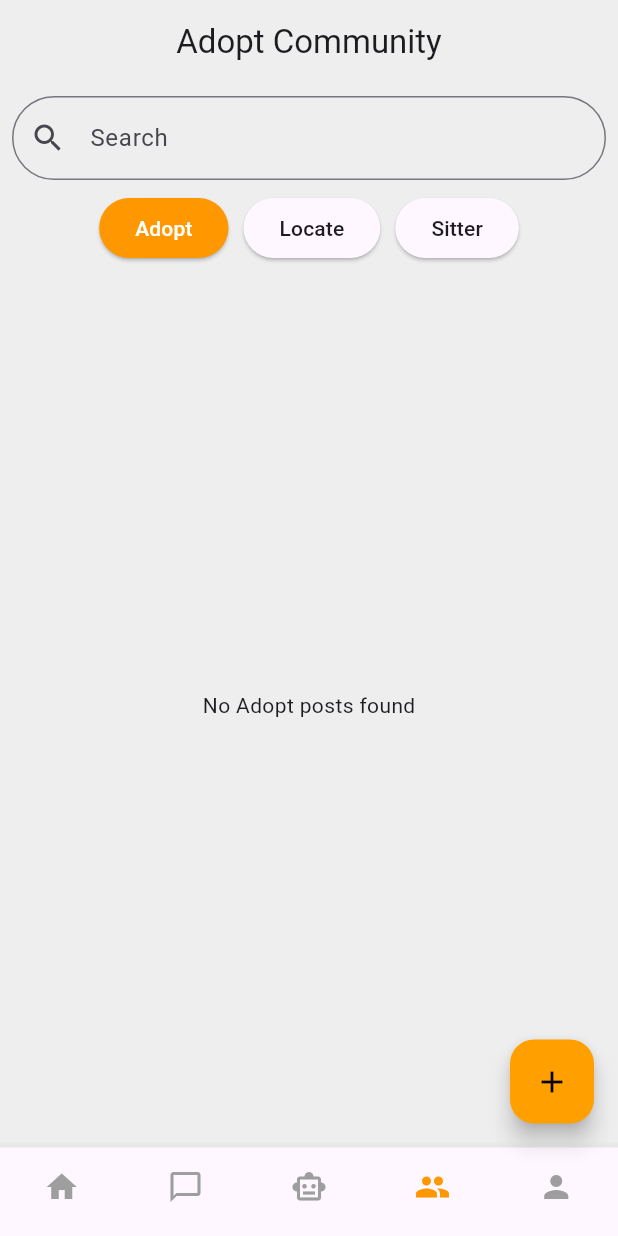
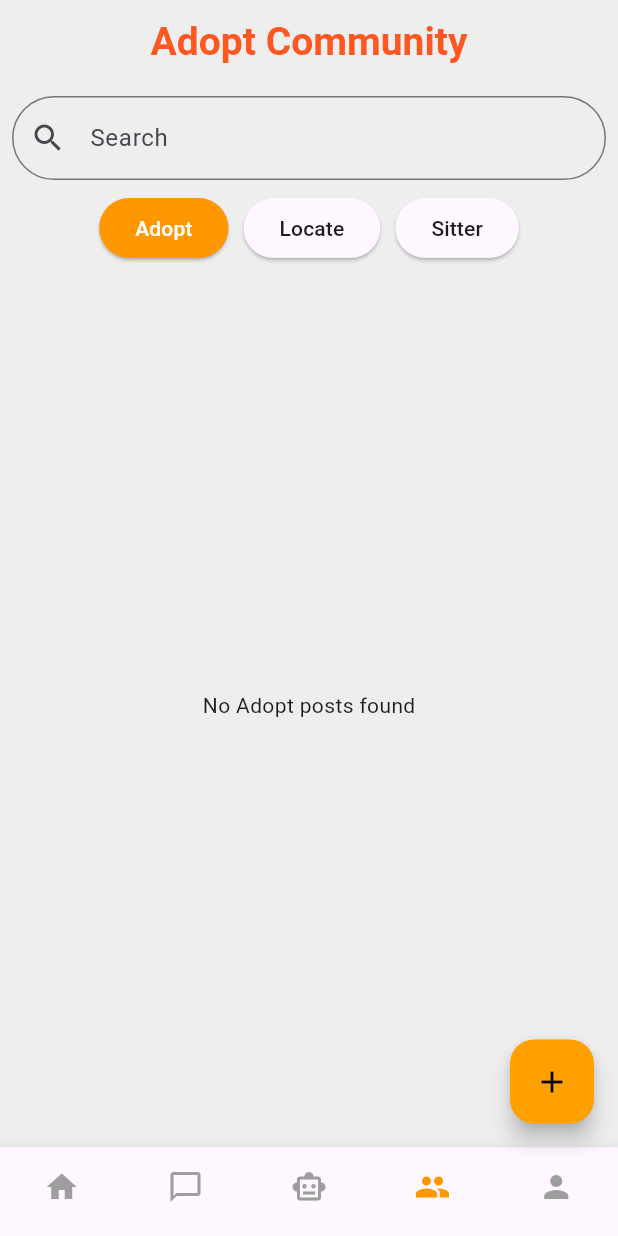
Before and after one commit to SanuliGehara/Pawsome, a Flutter app: the screen it shows after launch, item 4 of the bottom bar chosen, on a phone screen of 412 x 824 dp. Run offline on Flutter 3.47's test engine with Material 3 defaults, Android fonts, the light colour scheme and no system bars; our stand-ins replace cloud_firestore, firebase_auth, firebase_core, firebase_storage, google_sign_in, image_picker and 2 more; missing offline and left inert: dart:ffi; accounts and stored records are empty; network calls fail.

Commit message:
Deleted back arrows and improved UI of Community

```diff
--- a/frontend/lib/pages/community/Adopt.dart
+++ b/frontend/lib/pages/community/Adopt.dart
@@ -116,7 +116,14 @@ class _AdoptState extends State<Adopt> {
 
   AppBar buildAppBar(String title) {
     return AppBar(
-      title: Text(title),
+      title: Text(
+        title,
+        style: TextStyle(
+          fontWeight: FontWeight.bold,
+          color: Colors.deepOrange,
+          fontSize: 26,
+        ),
+      ),
       backgroundColor: Theme.of(context).brightness == Brightness.dark ? Colors.black : Colors.grey[200],
       centerTitle: true,
       automaticallyImplyLeading: false,
```
Also changed, not shown: frontend/lib/pages/community/Locate.dart (+23 -6 lines), frontend/lib/pages/community/Sitter.dart (+16 -0 lines).
